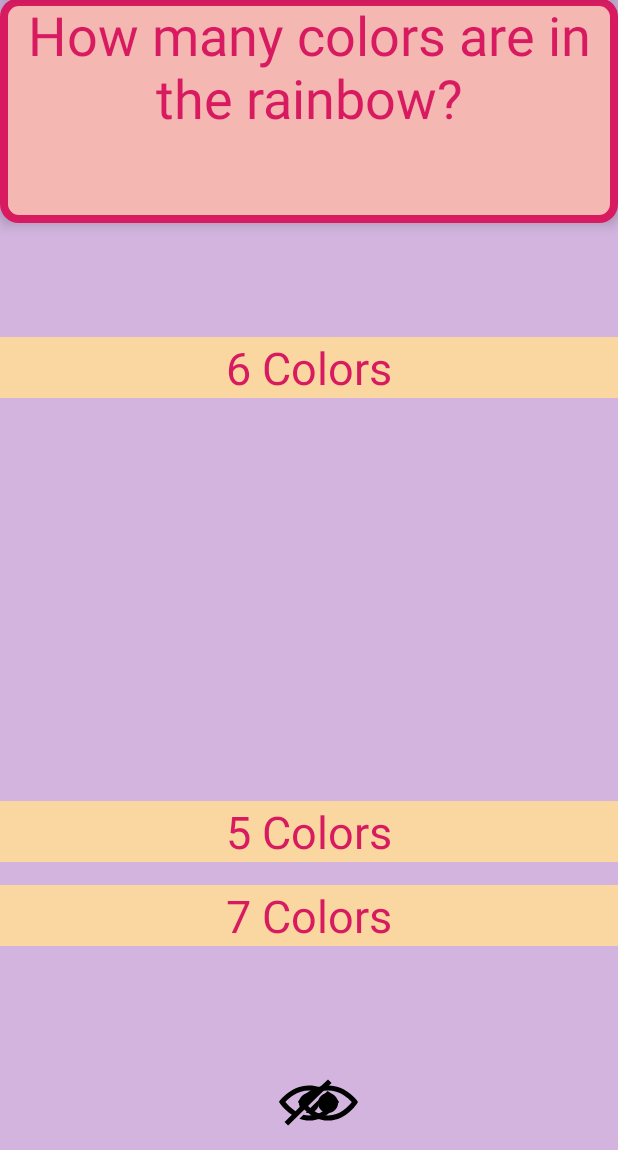
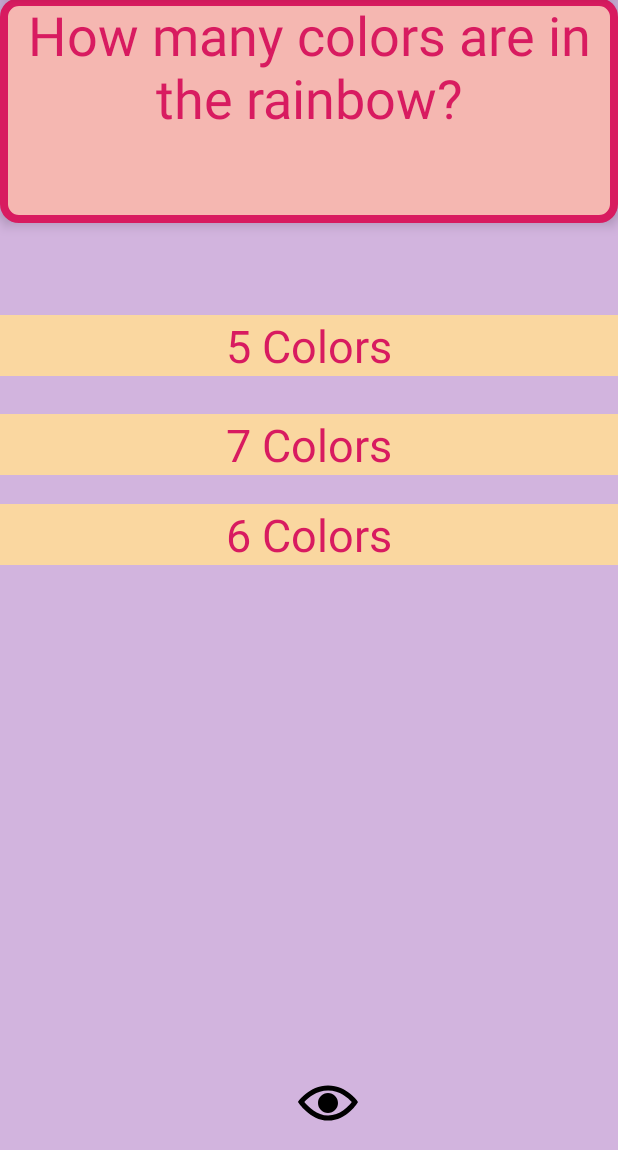
Before and after one commit to VitoriaTai/Flashcard, an Android app: the screen it shows after launch (MainActivity), on a phone screen of 412 x 824 dp, the part 86-1236 px from its top. Run offline under Robolectric (Android 15) with nearby library versions, the phone set to English and light mode, and no system bars.

Commit message:
Debug the preview items and added a view image to make choice 1,2 and 3 invisible when clicked on the eye icon

```diff
--- a/app/src/main/java/com/example/vitoriatai/flashcard/MainActivity.java
+++ b/app/src/main/java/com/example/vitoriatai/flashcard/MainActivity.java
@@ -72,6 +72,10 @@ public class MainActivity extends AppCompatActivity {
         findViewById(R.id.toggle_choices_visibility).setOnClickListener(new View.OnClickListener() {
             @Override
             public void onClick(View v) {
+                boolean isShowingAnswers = true;
+                findViewById(R.id.choice_one).setVisibility(View.INVISIBLE);
+                findViewById(R.id.choice_two).setVisibility(View.INVISIBLE);
+                findViewById(R.id.choice_three).setVisibility(View.INVISIBLE);
                 ((ImageView) findViewById(R.id.toggle_choices_visibility)).setImageResource(R.drawable.eyeclosed);
 
             }
--- a/app/src/main/res/layout/activity_main.xml
+++ b/app/src/main/res/layout/activity_main.xml
@@ -41,10 +41,9 @@
         android:id="@+id/choice_one"
         android:layout_width="match_parent"
         android:layout_height="wrap_content"
-        android:layout_alignParentStart="true"
-        android:layout_alignParentTop="true"
+        android:layout_below="@id/flashcard_question"
         android:layout_marginStart="0dp"
-        android:layout_marginTop="226dp"
+        android:layout_marginTop="187dp"
         android:background="@color/orange"
         android:text="@string/_6_colors"
         android:textAlignment="center"
@@ -55,10 +54,9 @@
         android:id="@+id/choice_two"
         android:layout_width="match_parent"
         android:layout_height="wrap_content"
-        android:layout_alignParentStart="true"
-        android:layout_alignParentBottom="true"
+        android:layout_alignBottom="@+id/choice_three"
         android:layout_marginStart="0dp"
-        android:layout_marginBottom="136dp"
+        android:layout_marginBottom="-66dp"
         android:background="@color/orange"
         android:text="@string/_7_colors"
         android:textAlignment="center"
@@ -69,10 +67,9 @@
         android:id="@+id/choice_three"
         android:layout_width="match_parent"
         android:layout_height="wrap_content"
-        android:layout_alignParentStart="true"
-        android:layout_alignParentBottom="true"
+        android:layout_alignBottom="@+id/choice_one"
         android:layout_marginStart="0dp"
-        android:layout_marginBottom="192dp"
+        android:layout_marginBottom="126dp"
         android:background="@color/orange"
         android:text="@string/_5_colors"
         android:textAlignment="center"
@@ -90,14 +87,4 @@
         android:contentDescription="@string/eyeopen"
         android:src="@drawable/eyeopen" />
 
-    <ImageView
-        android:id="@+id/toggle_choices_invisibility"
-        android:layout_width="40dp"
-        android:layout_height="40dp"
-        android:layout_alignTop="@+id/toggle_choices_visibility"
-        android:layout_centerHorizontal="true"
-        android:layout_marginTop="0dp"
-        android:contentDescription="@string/eyeclosed"
-        android:src="@drawable/eyeclosed" />
-
 </RelativeLayout>
```
